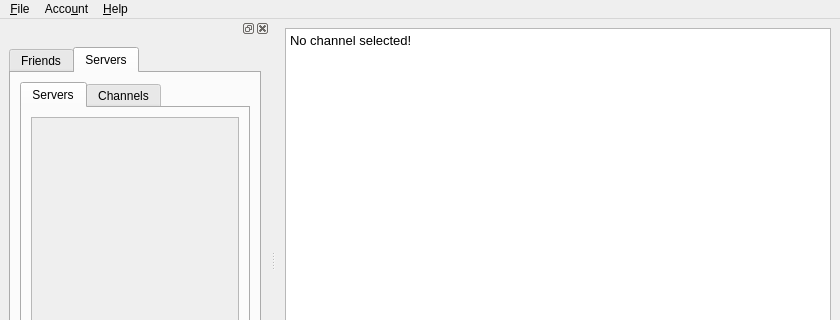
Above: src/ui/main.ui from mak448a/Qtcord before the change; both pictures show x 0 to 840 and y 0 to 320 of the 840 by 500 pixel window. Below: the same form after it.
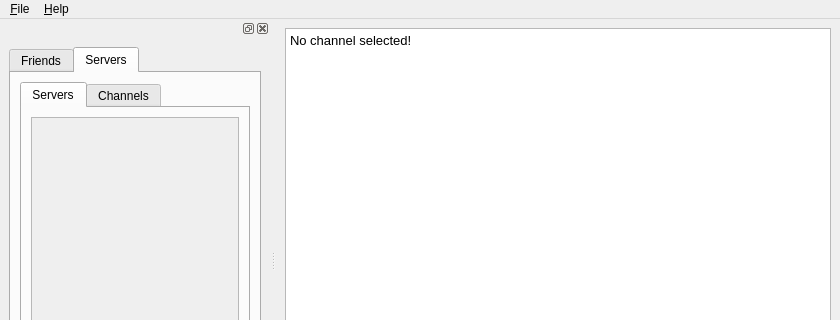
That is the form after the change. The open tabs and pages were chosen to show the change.

The edit to the form file:
```diff
--- a/src/ui/main.ui
+++ b/src/ui/main.ui
@@ -126,15 +126,9 @@
     </property>
     <addaction name="actionAbout"/>
     <addaction name="actionLicenses"/>
-   </widget>
-   <widget class="QMenu" name="menuAccount">
-    <property name="title">
-     <string>Acco&amp;unt</string>
-    </property>
-    <addaction name="actionLogout"/>
+    <addaction name="actionReport_an_Issue"/>
    </widget>
    <addaction name="menuFile"/>
-   <addaction name="menuAccount"/>
    <addaction name="menuHelp"/>
   </widget>
   <widget class="QDockWidget" name="dockWidget">
```
Left out of the diff: 12 changed lines with no effect on the pictures.
